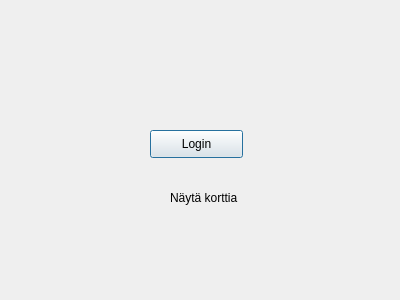
t3vato00/projekti1, file ui/login/loginpage.ui: the form before one commit.
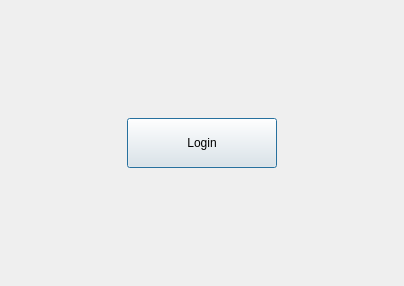
The form after the commit.

```diff
--- a/ui/login/loginpage.ui
+++ b/ui/login/loginpage.ui
@@ -6,39 +6,31 @@
    <rect>
     <x>0</x>
     <y>0</y>
-    <width>400</width>
-    <height>300</height>
+    <width>404</width>
+    <height>286</height>
    </rect>
   </property>
   <property name="windowTitle">
    <string>Dialog</string>
   </property>
+  <layout class="QGridLayout" name="gridLayout">
+   <item row="0" column="0">
   <widget class="QPushButton" name="pushButton">
-   <property name="geometry">
-    <rect>
-     <x>150</x>
-     <y>130</y>
-     <width>93</width>
-     <height>28</height>
-    </rect>
+     <property name="enabled">
+      <bool>true</bool>
+     </property>
+     <property name="maximumSize">
+      <size>
+       <width>150</width>
+       <height>50</height>
+      </size>
    </property>
    <property name="text">
     <string>Login</string>
    </property>
   </widget>
-  <widget class="QLabel" name="label">
-   <property name="geometry">
-    <rect>
-     <x>170</x>
-     <y>190</y>
-     <width>81</width>
-     <height>16</height>
-    </rect>
-   </property>
-   <property name="text">
-    <string>Näytä korttia</string>
-   </property>
-  </widget>
+   </item>
+  </layout>
  </widget>
  <resources/>
  <connections/>
```
Lines whose indentation alone changed are shown as unchanged.
